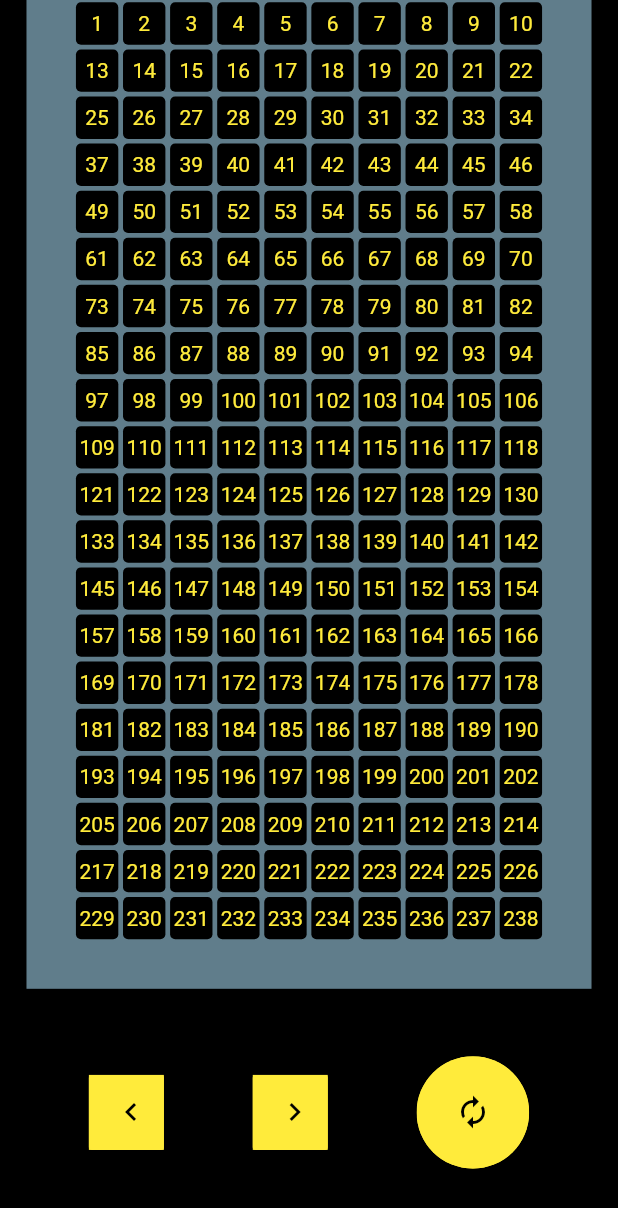
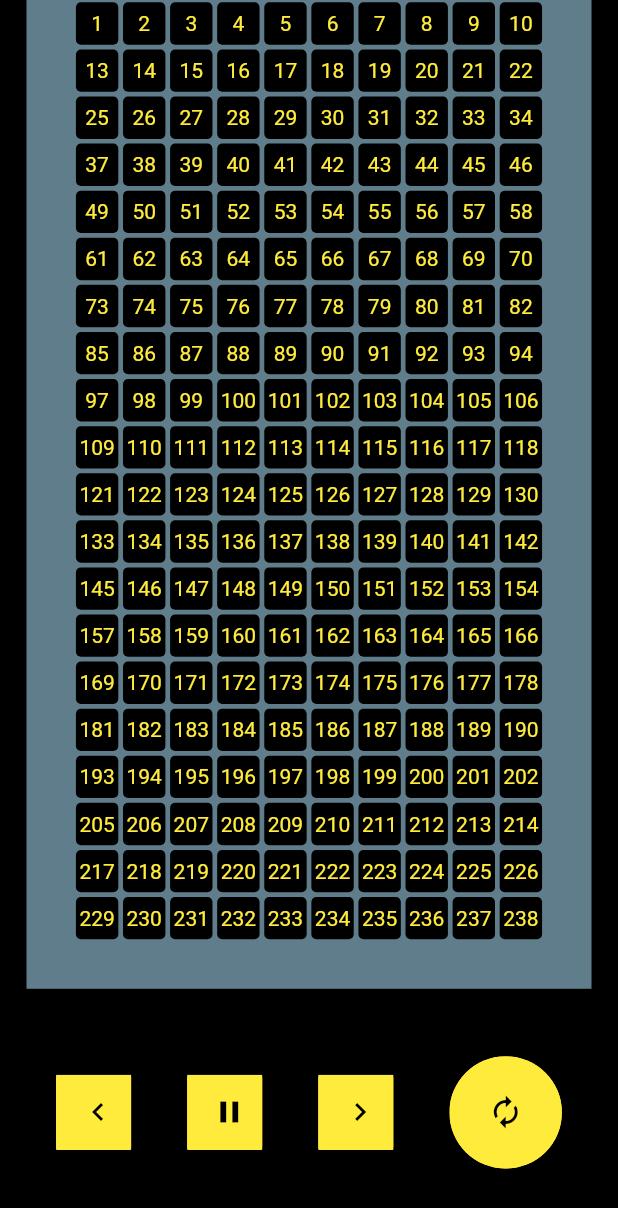
Before and after one commit to zeppelin-tt/tetris, a Flutter app: the screen it shows after launch, on a phone screen of 412 x 824 dp. Shown: the top 1208 px of the screen. Run offline on Flutter 3.47's test engine with Material 2 defaults, Android fonts, the light colour scheme and no system bars; our stand-ins replace flutter_bloc; statements that could not run were skipped.

Commit message:
pause game

```diff
--- a/lib/game_cubit.dart
+++ b/lib/game_cubit.dart
@@ -11,8 +11,11 @@ import 'randomizer.dart';
 
 class GameCubit extends Cubit<GameState> {
   Shape _shape;
+  Duration _duration;
+  bool onPause = false;
 
-  GameCubit() : super(GameState({})) {
+  GameCubit(Duration initialDuration) : super(GameState({})) {
+    _duration = initialDuration;
     _shape = Shape.empty();
   }
 
@@ -29,18 +32,35 @@ class GameCubit extends Cubit<GameState> {
   }
 
   void startGame() {
-    _shape = Randomizer.shape;
-    _shapeToGlass();
-    const duration = Duration(milliseconds: 500);
-    Timer.periodic(duration, (timer) {
+    if (_shape.isEmpty) {
+      _shape = Randomizer.shape;
+      _shapeToGlass();
+    }
+    Future.doWhile(() async {
       if (_moveDown()) {
-        return;
+        await Future.delayed(_duration);
+        return !onPause;
       }
       _burningLines();
       _shape = Randomizer.shape;
       _shapeToGlass();
+      await Future.delayed(_duration);
+      return !onPause;
     });
   }
+
+  void togglePause() {
+    if (onPause) {
+      onPause = false;
+      startGame();
+      return;
+    }
+    onPause = true;
+  }
+
+  void setDuration(Duration duration) => this._duration = duration;
+
+  bool isGameOver() => state.glassLines.keys.any((p) => _shape.block.location.contains(p));
 
   void toRight() {
     final possibleBlock = block.tryMoveRight(1);
--- a/lib/main.dart
+++ b/lib/main.dart
@@ -1,8 +1,8 @@
 import 'package:flutter/material.dart';
 import 'package:flutter_bloc/flutter_bloc.dart';
-import 'package:tetris/game_state.dart';
 
 import 'game_cubit.dart';
+import 'game_state.dart';
 
 void main() {
   runApp(MyApp());
@@ -31,10 +31,14 @@ class GamePage extends StatelessWidget {
           final rectSize = glassHeight / 21;
           // print(rectSize);
           return BlocProvider<GameCubit>(
-            create: (context) => GameCubit()
+            create: (context) => GameCubit(Duration(milliseconds: 500))
               ..clearGlass()
               ..startGame(),
-            child: BlocBuilder<GameCubit, GameState>(builder: (context, game) {
+            child: BlocConsumer<GameCubit, GameState>(
+              listener: (BuildContext context, state) {
+
+              },
+              builder: (context, game) {
                 return Column(
                   mainAxisAlignment: MainAxisAlignment.end,
                   crossAxisAlignment: CrossAxisAlignment.center,
@@ -57,7 +61,8 @@ class GamePage extends StatelessWidget {
                                       color: game.glass[index],
                                       borderRadius: BorderRadius.circular(rectSize * .9 * .12),
                                     ),
-                                  child: Center(child: Text(index.toString(), style: TextStyle(color: Colors.yellow))),
+                                    child:
+                                        Center(child: Text(index.toString(), style: TextStyle(color: Colors.yellow))),
                                   ),
                                 );
                         }),
@@ -79,16 +84,16 @@ class GamePage extends StatelessWidget {
                               child: Icon(Icons.chevron_left, color: Colors.black),
                             ),
                           ),
-                        // Container(
-                        //   height: 50.0,
-                        //   width: 50.0,
-                        //   color: Colors.yellow,
-                        //   child: FlatButton(
-                        //     color: Colors.yellow,
-                        //     onPressed: () => context.bloc<GameCubit>().fastDown(),
-                        //     child: Icon(Icons.arrow_drop_down_sharp, color: Colors.black),
-                        //   ),
-                        // ),
+                          Container(
+                            height: 50.0,
+                            width: 50.0,
+                            color: Colors.yellow,
+                            child: FlatButton(
+                              color: Colors.yellow,
+                              onPressed: () => context.bloc<GameCubit>().togglePause(),
+                              child: Icon(Icons.pause_outlined, color: Colors.black),
+                            ),
+                          ),
                           Container(
                             height: 50.0,
                             width: 50.0,
@@ -116,7 +121,8 @@ class GamePage extends StatelessWidget {
                     )
                   ],
                 );
-            }),
+              },
+            ),
           );
         }),
       ),
```
Lines whose indentation alone changed are shown as unchanged.
